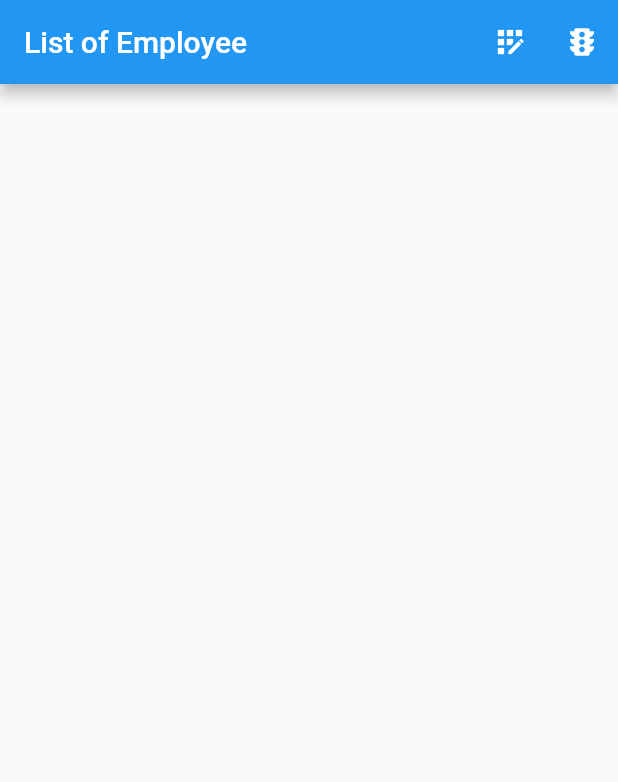
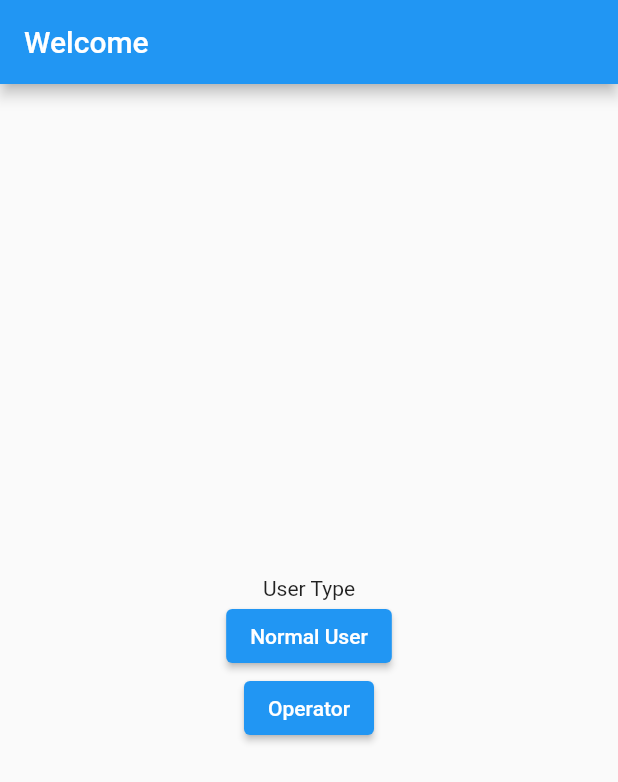
Before and after one commit to kshitijv256/TransitX, a Flutter app: the screen it shows after launch, on a phone screen of 412 x 824 dp. Shown: the top 782 px of the screen. Run offline on Flutter 3.47's test engine with Material 2 defaults, Android fonts, the phone set to English and light mode, and no system bars; our stand-ins replace cloud_firestore, firebase_auth, firebase_core, google_maps_flutter, google_sign_in, location and 2 more; missing offline and left inert: flutter_polyline_points; accounts and stored records are empty.

Commit message:
tracking feature added

```diff
--- a/lib/main.dart
+++ b/lib/main.dart
@@ -1,7 +1,9 @@
 import 'package:cloud_firestore/cloud_firestore.dart';
 import 'package:flutter/material.dart';
 import 'package:firebase_core/firebase_core.dart';
+import 'package:transitx/screens/locator.dart';
 import 'package:transitx/screens/listpage.dart';
+import 'package:transitx/screens/welcome.dart';
 import 'firebase_options.dart';
 import 'package:transitx/screens/home_screen.dart';
 import 'package:firebase_auth/firebase_auth.dart';
@@ -22,7 +24,7 @@ class MyApp extends StatelessWidget {
   @override
   Widget build(BuildContext context) {
     return MaterialApp(
-      home: ListPage(),
+      home: WelcomePage(),
     );
   }
 }
--- /dev/null
+++ b/lib/screens/welcome.dart
@@ -0,0 +1,45 @@
+import 'package:flutter/material.dart';
+import 'package:transitx/screens/locator.dart';
+import 'package:transitx/screens/tracker.dart';
+
+class WelcomePage extends StatefulWidget {
+  const WelcomePage({super.key});
+
+  @override
+  State<WelcomePage> createState() => _WelcomePageState();
+}
+
+class _WelcomePageState extends State<WelcomePage> {
+  @override
+  Widget build(BuildContext context) {
+    return Scaffold(
+        appBar: AppBar(
+          title: const Text('Welcome'),
+        ),
+        body: Column(
+          mainAxisAlignment: MainAxisAlignment.center,
+          crossAxisAlignment: CrossAxisAlignment.center,
+          children: [
+            SizedBox(
+              height: 0,
+              width: MediaQuery.of(context).size.width,
+            ),
+            Text("User Type"),
+            ElevatedButton(
+              onPressed: () {
+                Navigator.push(context,
+                    MaterialPageRoute(builder: (context) => Tracker()));
+              },
+              child: const Text('Normal User'),
+            ),
+            ElevatedButton(
+              onPressed: () {
+                Navigator.push(context,
+                    MaterialPageRoute(builder: (context) => Locator()));
+              },
+              child: const Text('Operator'),
+            ),
+          ],
+        ));
+  }
+}
```
Also changed, not shown: lib/screens/locator.dart (added, +126 -0 lines), lib/screens/tracker.dart (added, +68 -0 lines), pubspec.yaml (+1 -6 lines), pubspec.lock, 3 other files.
